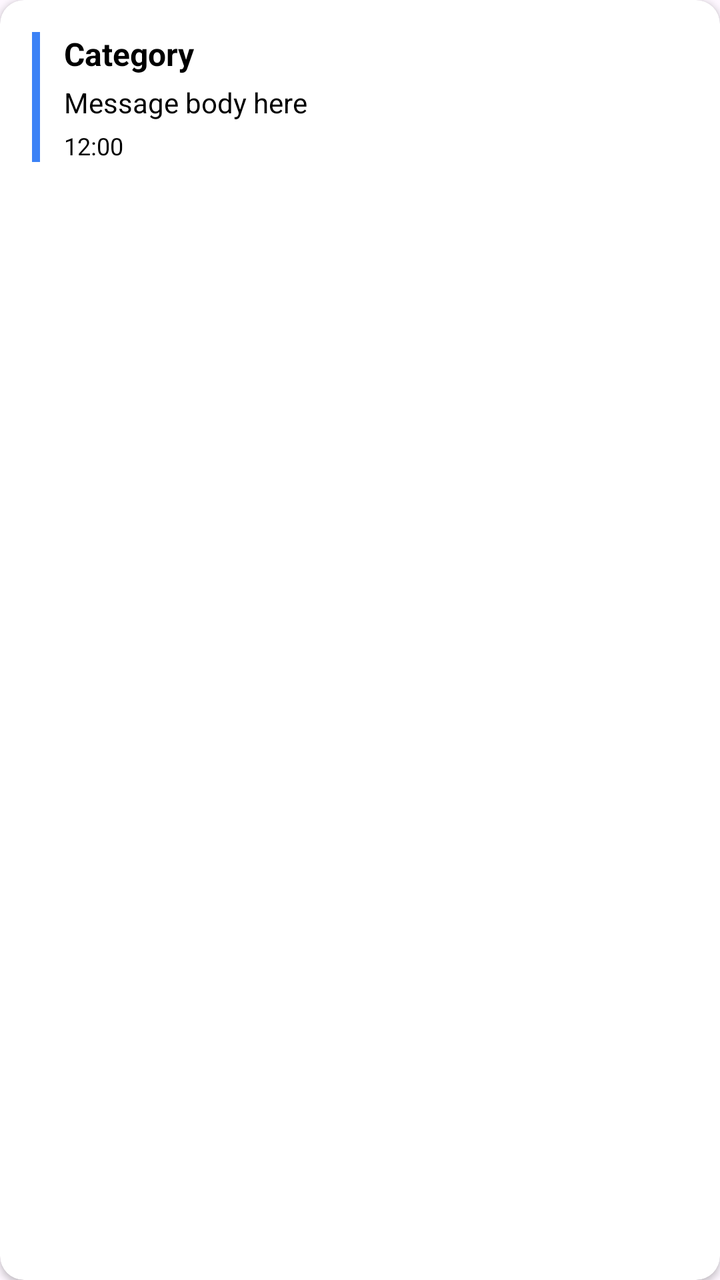
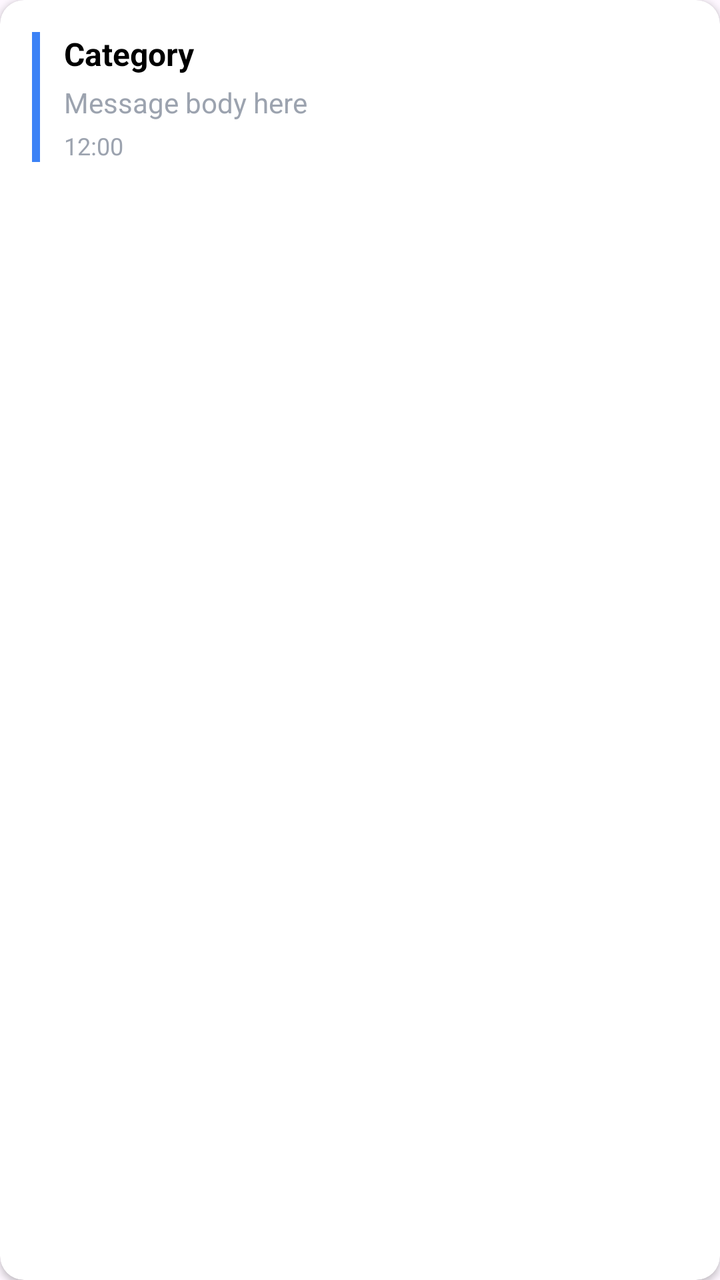

Two renders of the same Android screen: before a commit and after it. Below are the layout's source before the change and the commit's diff.
<!-- AndroidManifest.xml: application theme Theme.Axis -->
<!-- res/layout/item_notification.xml -->
<?xml version="1.0" encoding="utf-8"?>
<androidx.cardview.widget.CardView xmlns:android="http://schemas.android.com/apk/res/android"
    xmlns:app="http://schemas.android.com/apk/res-auto"
    android:layout_width="match_parent"
    android:layout_height="wrap_content"
    android:layout_marginBottom="12dp"
    app:cardCornerRadius="12dp"
    app:cardElevation="2dp"
    app:cardBackgroundColor="@color/card_white">

    <LinearLayout
        android:layout_width="match_parent"
        android:layout_height="wrap_content"
        android:orientation="horizontal"
        android:padding="16dp"
        android:gravity="center_vertical">

        <View
            android:id="@+id/itemNotifColorIndicator"
            android:layout_width="4dp"
            android:layout_height="match_parent"
            android:background="@color/blue_icon"
            android:layout_marginEnd="12dp" />

        <LinearLayout
            android:layout_width="0dp"
            android:layout_height="wrap_content"
            android:layout_weight="1"
            android:orientation="vertical">

            <TextView
                android:id="@+id/itemNotifCategory"
                android:layout_width="wrap_content"
                android:layout_height="wrap_content"
                android:textStyle="bold"
                android:textSize="16sp"
                android:textColor="?android:attr/textColorPrimary"
                android:text="Category" />

            <TextView
                android:id="@+id/itemNotifMessage"
                android:layout_width="wrap_content"
                android:layout_height="wrap_content"
                android:textSize="14sp"
                android:textColor="?android:attr/textColorSecondary"
                android:layout_marginTop="4dp"
                android:text="Message body here" />

            <TextView
                android:id="@+id/itemNotifTime"
                android:layout_width="wrap_content"
                android:layout_height="wrap_content"
                android:textSize="12sp"
                android:textColor="?android:attr/textColorSecondary"
                android:layout_marginTop="4dp"
                android:text="12:00" />
        </LinearLayout>
    </LinearLayout>
</androidx.cardview.widget.CardView>
<!-- resources referenced by this layout -->
<resources>
  <color name="blue_icon">#3B82F6</color>
  <color name="card_white">#FFFFFF</color>
  <style name="Theme.Axis" parent="Base.Theme.Axis" />
  <style name="Base.Theme.Axis" parent="Theme.Material3.DayNight.NoActionBar">
          
          <item name="android:textColorPrimary">#000000</item>
          <item name="android:textColorSecondary">#000000</item>
          <item name="android:textColor">#000000</item>
      </style>
</resources>

<!-- the commit's change to res/layout/item_notification.xml (unified diff, before → after) -->
@@ -34,7 +34,7 @@
                 android:layout_height="wrap_content"
                 android:textStyle="bold"
                 android:textSize="16sp"
-                android:textColor="?android:attr/textColorPrimary"
+                android:textColor="@android:color/black"
                 android:text="Category" />
 
             <TextView
@@ -42,7 +42,7 @@
                 android:layout_width="wrap_content"
                 android:layout_height="wrap_content"
                 android:textSize="14sp"
-                android:textColor="?android:attr/textColorSecondary"
+                android:textColor="@color/text_gray"
                 android:layout_marginTop="4dp"
                 android:text="Message body here" />
 
@@ -51,7 +51,7 @@
                 android:layout_width="wrap_content"
                 android:layout_height="wrap_content"
                 android:textSize="12sp"
-                android:textColor="?android:attr/textColorSecondary"
+                android:textColor="@color/text_gray"
                 android:layout_marginTop="4dp"
                 android:text="12:00" />
         </LinearLayout>
<!-- resource entries referenced after the edit -->
@@ -2,12 +2,11 @@
 <resources>
   <color name="blue_icon">#3B82F6</color>
   <color name="card_white">#FFFFFF</color>
+  <color name="text_gray">#9CA3AF</color>
   <style name="Theme.Axis" parent="Base.Theme.Axis" />
   <style name="Base.Theme.Axis" parent="Theme.Material3.DayNight.NoActionBar">
           
-          <item name="android:textColorPrimary">#000000</item>
-          <item name="android:textColorSecondary">#000000</item>
-          <item name="android:textColor">#000000</item>
+          
       </style>
 </resources>
 
